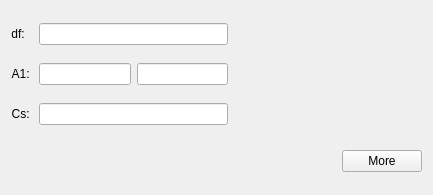
This is src/gui/frames/aberrationframe.ui in JJPPeters/clTEM as Qt 5 draws it before an edit. The edited form follows.
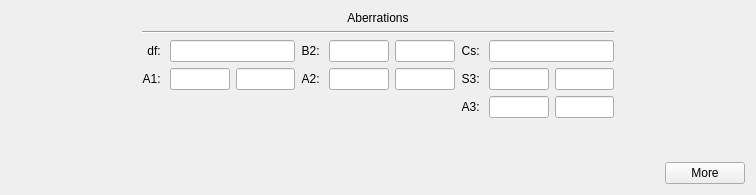
This is the edited form. Custom widgets are drawn as their Qt base class.

```diff
--- a/src/gui/frames/aberrationframe.ui
+++ b/src/gui/frames/aberrationframe.ui
@@ -6,7 +6,7 @@
    <rect>
     <x>0</x>
     <y>0</y>
-    <width>433</width>
+    <width>756</width>
     <height>195</height>
    </rect>
   </property>
@@ -25,9 +25,149 @@
   <property name="windowTitle">
    <string>Form</string>
   </property>
-  <layout class="QGridLayout" name="gridLayout" columnstretch="0,0,0">
-   <item row="0" column="1">
-    <widget class="EditUnitsBox" name="edtDefocus">
+  <layout class="QGridLayout" name="gridLayout" columnstretch="0,0,0,0,0,0,0,0">
+   <item row="3" column="4">
+    <layout class="QHBoxLayout" name="horizontalLayout_3" stretch="1,1">
+     <item>
+      <widget class="EditUnitsBox" name="edtStigMag_2">
+       <property name="sizePolicy">
+        <sizepolicy hsizetype="Ignored" vsizetype="Fixed">
+         <horstretch>0</horstretch>
+         <verstretch>0</verstretch>
+        </sizepolicy>
+       </property>
+       <property name="minimumSize">
+        <size>
+         <width>0</width>
+         <height>0</height>
+        </size>
+       </property>
+       <property name="maximumSize">
+        <size>
+         <width>16777215</width>
+         <height>16777215</height>
+        </size>
+       </property>
+       <property name="text">
+        <string/>
+       </property>
+      </widget>
+     </item>
+     <item>
+      <widget class="EditUnitsBox" name="edtStigAng_2">
+       <property name="sizePolicy">
+        <sizepolicy hsizetype="Ignored" vsizetype="Fixed">
+         <horstretch>0</horstretch>
+         <verstretch>0</verstretch>
+        </sizepolicy>
+       </property>
+       <property name="minimumSize">
+        <size>
+         <width>0</width>
+         <height>0</height>
+        </size>
+       </property>
+       <property name="maximumSize">
+        <size>
+         <width>16777215</width>
+         <height>16777215</height>
+        </size>
+       </property>
+       <property name="text">
+        <string/>
+       </property>
+      </widget>
+     </item>
+    </layout>
+   </item>
+   <item row="4" column="5">
+    <widget class="QLabel" name="label_3">
+     <property name="sizePolicy">
+      <sizepolicy hsizetype="Preferred" vsizetype="Preferred">
+       <horstretch>0</horstretch>
+       <verstretch>0</verstretch>
+      </sizepolicy>
+     </property>
+     <property name="text">
+      <string>A3: </string>
+     </property>
+     <property name="alignment">
+      <set>Qt::AlignRight|Qt::AlignTrailing|Qt::AlignVCenter</set>
+     </property>
+    </widget>
+   </item>
+   <item row="3" column="6">
+    <layout class="QHBoxLayout" name="horizontalLayout_5" stretch="1,1">
+     <item>
+      <widget class="EditUnitsBox" name="edtStigMag_4">
+       <property name="sizePolicy">
+        <sizepolicy hsizetype="Ignored" vsizetype="Fixed">
+         <horstretch>0</horstretch>
+         <verstretch>0</verstretch>
+        </sizepolicy>
+       </property>
+       <property name="minimumSize">
+        <size>
+         <width>0</width>
+         <height>0</height>
+        </size>
+       </property>
+       <property name="maximumSize">
+        <size>
+         <width>16777215</width>
+         <height>16777215</height>
+        </size>
+       </property>
+       <property name="text">
+        <string/>
+       </property>
+      </widget>
+     </item>
+     <item>
+      <widget class="EditUnitsBox" name="edtStigAng_4">
+       <property name="sizePolicy">
+        <sizepolicy hsizetype="Ignored" vsizetype="Fixed">
+         <horstretch>0</horstretch>
+         <verstretch>0</verstretch>
+        </sizepolicy>
+       </property>
+       <property name="minimumSize">
+        <size>
+         <width>0</width>
+         <height>0</height>
+        </size>
+       </property>
+       <property name="maximumSize">
+        <size>
+         <width>16777215</width>
+         <height>16777215</height>
+        </size>
+       </property>
+       <property name="text">
+        <string/>
+       </property>
+      </widget>
+     </item>
+    </layout>
+   </item>
+   <item row="2" column="1">
+    <widget class="QLabel" name="label_6">
+     <property name="sizePolicy">
+      <sizepolicy hsizetype="Preferred" vsizetype="Preferred">
+       <horstretch>0</horstretch>
+       <verstretch>0</verstretch>
+      </sizepolicy>
+     </property>
+     <property name="text">
+      <string>df: </string>
+     </property>
+     <property name="alignment">
+      <set>Qt::AlignRight|Qt::AlignTrailing|Qt::AlignVCenter</set>
+     </property>
+    </widget>
+   </item>
+   <item row="2" column="6">
+    <widget class="EditUnitsBox" name="edtSphere">
      <property name="sizePolicy">
       <sizepolicy hsizetype="Expanding" vsizetype="Fixed">
        <horstretch>0</horstretch>
@@ -51,10 +191,10 @@
      </property>
     </widget>
    </item>
-   <item row="1" column="0">
+   <item row="3" column="1">
     <widget class="QLabel" name="label_2">
      <property name="sizePolicy">
-      <sizepolicy hsizetype="Fixed" vsizetype="Preferred">
+      <sizepolicy hsizetype="Preferred" vsizetype="Preferred">
        <horstretch>0</horstretch>
        <verstretch>0</verstretch>
       </sizepolicy>
@@ -67,77 +207,20 @@
      </property>
     </widget>
    </item>
-   <item row="0" column="0">
-    <widget class="QLabel" name="label_1">
-     <property name="sizePolicy">
-      <sizepolicy hsizetype="Fixed" vsizetype="Preferred">
-       <horstretch>0</horstretch>
-       <verstretch>0</verstretch>
-      </sizepolicy>
+   <item row="5" column="4">
+    <spacer name="verticalSpacer_2">
+     <property name="orientation">
+      <enum>Qt::Vertical</enum>
      </property>
-     <property name="text">
-      <string>df: </string>
+     <property name="sizeHint" stdset="0">
+      <size>
+       <width>0</width>
+       <height>0</height>
+      </size>
      </property>
-     <property name="alignment">
-      <set>Qt::AlignRight|Qt::AlignTrailing|Qt::AlignVCenter</set>
-     </property>
-    </widget>
+    </spacer>
    </item>
-   <item row="1" column="1">
-    <layout class="QHBoxLayout" name="horizontalLayout_2" stretch="1,1">
-     <item>
-      <widget class="EditUnitsBox" name="edtStigMag">
-       <property name="sizePolicy">
-        <sizepolicy hsizetype="Ignored" vsizetype="Fixed">
-         <horstretch>0</horstretch>
-         <verstretch>0</verstretch>
-        </sizepolicy>
-       </property>
-       <property name="minimumSize">
-        <size>
-         <width>0</width>
-         <height>0</height>
-        </size>
-       </property>
-       <property name="maximumSize">
-        <size>
-         <width>16777215</width>
-         <height>16777215</height>
-        </size>
-       </property>
-       <property name="text">
-        <string/>
-       </property>
-      </widget>
-     </item>
-     <item>
-      <widget class="EditUnitsBox" name="edtStigAng">
-       <property name="sizePolicy">
-        <sizepolicy hsizetype="Ignored" vsizetype="Fixed">
-         <horstretch>0</horstretch>
-         <verstretch>0</verstretch>
-        </sizepolicy>
-       </property>
-       <property name="minimumSize">
-        <size>
-         <width>0</width>
-         <height>0</height>
-        </size>
-       </property>
-       <property name="maximumSize">
-        <size>
-         <width>16777215</width>
-         <height>16777215</height>
-        </size>
-       </property>
-       <property name="text">
-        <string/>
-       </property>
-      </widget>
-     </item>
-    </layout>
-   </item>
-   <item row="4" column="0" colspan="3">
+   <item row="6" column="0" colspan="8">
     <layout class="QHBoxLayout" name="horizontalLayout">
      <item>
       <spacer name="hSpacer">
@@ -161,30 +244,10 @@
      </item>
     </layout>
    </item>
-   <item row="3" column="1">
-    <spacer name="verticalSpacer_2">
-     <property name="orientation">
-      <enum>Qt::Vertical</enum>
-     </property>
-    </spacer>
-   </item>
-   <item row="1" column="2">
-    <spacer name="horizontalSpacer">
-     <property name="orientation">
-      <enum>Qt::Horizontal</enum>
-     </property>
-     <property name="sizeHint" stdset="0">
-      <size>
-       <width>0</width>
-       <height>0</height>
-      </size>
-     </property>
-    </spacer>
-   </item>
-   <item row="2" column="0">
+   <item row="2" column="5">
     <widget class="QLabel" name="label_4">
      <property name="sizePolicy">
-      <sizepolicy hsizetype="Fixed" vsizetype="Preferred">
+      <sizepolicy hsizetype="Preferred" vsizetype="Preferred">
        <horstretch>0</horstretch>
        <verstretch>0</verstretch>
       </sizepolicy>
@@ -197,8 +260,190 @@
      </property>
     </widget>
    </item>
-   <item row="2" column="1">
-    <widget class="EditUnitsBox" name="edtSphere">
+   <item row="3" column="0">
+    <spacer name="horizontalSpacer_2">
+     <property name="orientation">
+      <enum>Qt::Horizontal</enum>
+     </property>
+     <property name="sizeHint" stdset="0">
+      <size>
+       <width>0</width>
+       <height>0</height>
+      </size>
+     </property>
+    </spacer>
+   </item>
+   <item row="3" column="5">
+    <widget class="QLabel" name="label_5">
+     <property name="sizePolicy">
+      <sizepolicy hsizetype="Preferred" vsizetype="Preferred">
+       <horstretch>0</horstretch>
+       <verstretch>0</verstretch>
+      </sizepolicy>
+     </property>
+     <property name="text">
+      <string>S3: </string>
+     </property>
+     <property name="alignment">
+      <set>Qt::AlignRight|Qt::AlignTrailing|Qt::AlignVCenter</set>
+     </property>
+    </widget>
+   </item>
+   <item row="3" column="7">
+    <spacer name="horizontalSpacer">
+     <property name="orientation">
+      <enum>Qt::Horizontal</enum>
+     </property>
+     <property name="sizeHint" stdset="0">
+      <size>
+       <width>0</width>
+       <height>0</height>
+      </size>
+     </property>
+    </spacer>
+   </item>
+   <item row="4" column="6">
+    <layout class="QHBoxLayout" name="horizontalLayout_4" stretch="1,1">
+     <item>
+      <widget class="EditUnitsBox" name="edtStigMag_3">
+       <property name="sizePolicy">
+        <sizepolicy hsizetype="Ignored" vsizetype="Fixed">
+         <horstretch>0</horstretch>
+         <verstretch>0</verstretch>
+        </sizepolicy>
+       </property>
+       <property name="minimumSize">
+        <size>
+         <width>0</width>
+         <height>0</height>
+        </size>
+       </property>
+       <property name="maximumSize">
+        <size>
+         <width>16777215</width>
+         <height>16777215</height>
+        </size>
+       </property>
+       <property name="text">
+        <string/>
+       </property>
+      </widget>
+     </item>
+     <item>
+      <widget class="EditUnitsBox" name="edtStigAng_3">
+       <property name="sizePolicy">
+        <sizepolicy hsizetype="Ignored" vsizetype="Fixed">
+         <horstretch>0</horstretch>
+         <verstretch>0</verstretch>
+        </sizepolicy>
+       </property>
+       <property name="minimumSize">
+        <size>
+         <width>0</width>
+         <height>0</height>
+        </size>
+       </property>
+       <property name="maximumSize">
+        <size>
+         <width>16777215</width>
+         <height>16777215</height>
+        </size>
+       </property>
+       <property name="text">
+        <string/>
+       </property>
+      </widget>
+     </item>
+    </layout>
+   </item>
+   <item row="3" column="3">
+    <widget class="QLabel" name="label_1">
+     <property name="sizePolicy">
+      <sizepolicy hsizetype="Preferred" vsizetype="Preferred">
+       <horstretch>0</horstretch>
+       <verstretch>0</verstretch>
+      </sizepolicy>
+     </property>
+     <property name="text">
+      <string>A2: </string>
+     </property>
+     <property name="alignment">
+      <set>Qt::AlignRight|Qt::AlignTrailing|Qt::AlignVCenter</set>
+     </property>
+    </widget>
+   </item>
+   <item row="2" column="3">
+    <widget class="QLabel" name="label_7">
+     <property name="sizePolicy">
+      <sizepolicy hsizetype="Preferred" vsizetype="Preferred">
+       <horstretch>0</horstretch>
+       <verstretch>0</verstretch>
+      </sizepolicy>
+     </property>
+     <property name="text">
+      <string>B2: </string>
+     </property>
+     <property name="alignment">
+      <set>Qt::AlignRight|Qt::AlignTrailing|Qt::AlignVCenter</set>
+     </property>
+    </widget>
+   </item>
+   <item row="3" column="2">
+    <layout class="QHBoxLayout" name="horizontalLayout_2" stretch="1,1">
+     <item>
+      <widget class="EditUnitsBox" name="edtStigMag">
+       <property name="sizePolicy">
+        <sizepolicy hsizetype="Ignored" vsizetype="Fixed">
+         <horstretch>0</horstretch>
+         <verstretch>0</verstretch>
+        </sizepolicy>
+       </property>
+       <property name="minimumSize">
+        <size>
+         <width>0</width>
+         <height>0</height>
+        </size>
+       </property>
+       <property name="maximumSize">
+        <size>
+         <width>16777215</width>
+         <height>16777215</height>
+        </size>
+       </property>
+       <property name="text">
+        <string/>
+       </property>
+      </widget>
+     </item>
+     <item>
+      <widget class="EditUnitsBox" name="edtStigAng">
+       <property name="sizePolicy">
+        <sizepolicy hsizetype="Ignored" vsizetype="Fixed">
+         <horstretch>0</horstretch>
+         <verstretch>0</verstretch>
+        </sizepolicy>
+       </property>
+       <property name="minimumSize">
+        <size>
+         <width>0</width>
+         <height>0</height>
+        </size>
+       </property>
+       <property name="maximumSize">
+        <size>
+         <width>16777215</width>
+         <height>16777215</height>
+        </size>
+       </property>
+       <property name="text">
+        <string/>
+       </property>
+      </widget>
+     </item>
+    </layout>
+   </item>
+   <item row="2" column="2">
+    <widget class="EditUnitsBox" name="edtDefocus">
      <property name="sizePolicy">
       <sizepolicy hsizetype="Expanding" vsizetype="Fixed">
        <horstretch>0</horstretch>
@@ -222,6 +467,77 @@
      </property>
     </widget>
    </item>
+   <item row="2" column="4">
+    <layout class="QHBoxLayout" name="horizontalLayout_7" stretch="1,1">
+     <item>
+      <widget class="EditUnitsBox" name="edtStigMag_6">
+       <property name="sizePolicy">
+        <sizepolicy hsizetype="Ignored" vsizetype="Fixed">
+         <horstretch>0</horstretch>
+         <verstretch>0</verstretch>
+        </sizepolicy>
+       </property>
+       <property name="minimumSize">
+        <size>
+         <width>0</width>
+         <height>0</height>
+        </size>
+       </property>
+       <property name="maximumSize">
+        <size>
+         <width>16777215</width>
+         <height>16777215</height>
+        </size>
+       </property>
+       <property name="text">
+        <string/>
+       </property>
+      </widget>
+     </item>
+     <item>
+      <widget class="EditUnitsBox" name="edtStigAng_6">
+       <property name="sizePolicy">
+        <sizepolicy hsizetype="Ignored" vsizetype="Fixed">
+         <horstretch>0</horstretch>
+         <verstretch>0</verstretch>
+        </sizepolicy>
+       </property>
+       <property name="minimumSize">
+        <size>
+         <width>0</width>
+         <height>0</height>
+        </size>
+       </property>
+       <property name="maximumSize">
+        <size>
+         <width>16777215</width>
+         <height>16777215</height>
+        </size>
+       </property>
+       <property name="text">
+        <string/>
+       </property>
+      </widget>
+     </item>
+    </layout>
+   </item>
+   <item row="0" column="1" colspan="6">
+    <widget class="QLabel" name="label">
+     <property name="text">
+      <string>Aberrations</string>
+     </property>
+     <property name="alignment">
+      <set>Qt::AlignCenter</set>
+     </property>
+    </widget>
+   </item>
+   <item row="1" column="1" colspan="6">
+    <widget class="Line" name="line">
+     <property name="orientation">
+      <enum>Qt::Horizontal</enum>
+     </property>
+    </widget>
+   </item>
   </layout>
  </widget>
  <customwidgets>
```
Left out of the diff: 2 changed lines with no effect on the pictures.
